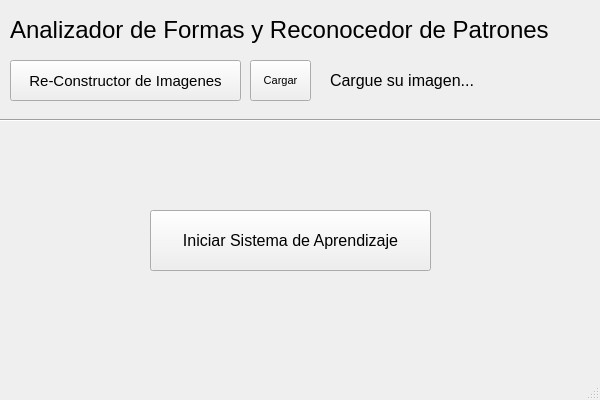
Old version of the form ventanaPrincipal.ui in the repository Santiago-vdk/Proyecto-1_CE-2103.
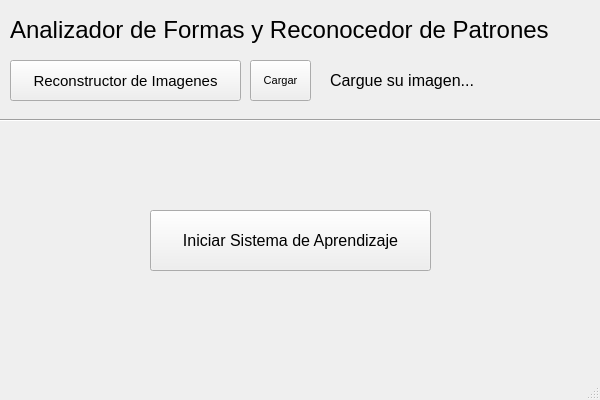
New version of the form.

Commit message: Ajustes visuales

```diff
--- a/ventanaPrincipal.ui
+++ b/ventanaPrincipal.ui
@@ -51,7 +51,7 @@
      </font>
     </property>
     <property name="text">
-     <string>Re-Constructor de Imagenes</string>
+     <string>Reconstructor de Imagenes</string>
     </property>
    </widget>
    <widget class="QLabel" name="label">
```
The commit also changes 1 other file.
